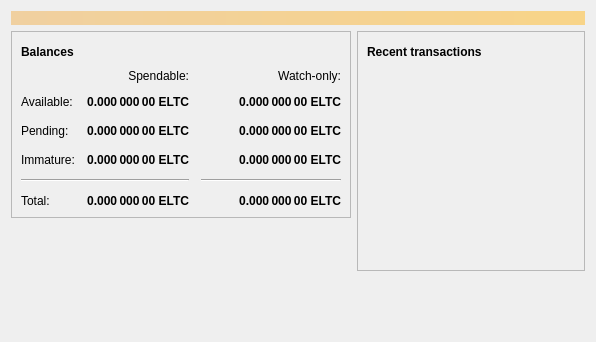
The window that src/qt/forms/overviewpage.ui (LighningCashDev/lightningcash) describes before a commit, drawn with Qt 5.
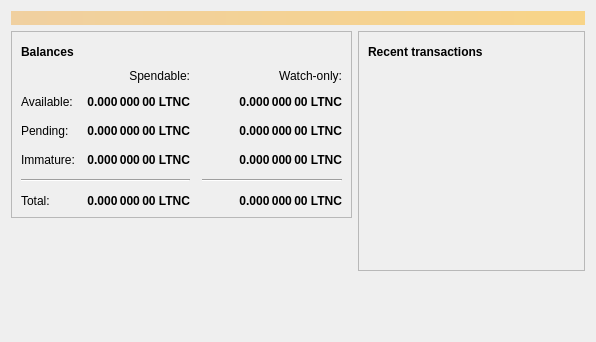
The same window after the commit. Icons and pictures are not drawn.

Commit message: ELTC to LTNC

Patch:
```diff
--- a/src/qt/forms/overviewpage.ui
+++ b/src/qt/forms/overviewpage.ui
@@ -129,7 +129,7 @@
                <string>Unconfirmed transactions to watch-only addresses</string>
               </property>
               <property name="text">
-               <string notr="true">0.000 000 00 ELTC</string>
+               <string notr="true">0.000 000 00 LTNC</string>
               </property>
               <property name="alignment">
                <set>Qt::AlignRight|Qt::AlignTrailing|Qt::AlignVCenter</set>
@@ -154,7 +154,7 @@
                <string>Total of transactions that have yet to be confirmed, and do not yet count toward the spendable balance</string>
               </property>
               <property name="text">
-               <string notr="true">0.000 000 00 ELTC</string>
+               <string notr="true">0.000 000 00 LTNC</string>
               </property>
               <property name="alignment">
                <set>Qt::AlignRight|Qt::AlignTrailing|Qt::AlignVCenter</set>
@@ -179,7 +179,7 @@
                <string>Mined balance in watch-only addresses that has not yet matured</string>
               </property>
               <property name="text">
-               <string notr="true">0.000 000 00 ELTC</string>
+               <string notr="true">0.000 000 00 LTNC</string>
               </property>
               <property name="alignment">
                <set>Qt::AlignRight|Qt::AlignTrailing|Qt::AlignVCenter</set>
@@ -237,7 +237,7 @@
                <string>Mined balance that has not yet matured</string>
               </property>
               <property name="text">
-               <string notr="true">0.000 000 00 ELTC</string>
+               <string notr="true">0.000 000 00 LTNC</string>
               </property>
               <property name="alignment">
                <set>Qt::AlignRight|Qt::AlignTrailing|Qt::AlignVCenter</set>
@@ -282,7 +282,7 @@
                <string>Your current total balance</string>
               </property>
               <property name="text">
-               <string notr="true">0.000 000 00 ELTC</string>
+               <string notr="true">0.000 000 00 LTNC</string>
               </property>
               <property name="alignment">
                <set>Qt::AlignRight|Qt::AlignTrailing|Qt::AlignVCenter</set>
@@ -307,7 +307,7 @@
                <string>Current total balance in watch-only addresses</string>
               </property>
               <property name="text">
-               <string notr="true">0.000 000 00 ELTC</string>
+               <string notr="true">0.000 000 00 LTNC</string>
               </property>
               <property name="alignment">
                <set>Qt::AlignRight|Qt::AlignTrailing|Qt::AlignVCenter</set>
@@ -349,7 +349,7 @@
                <string>Your current spendable balance</string>
               </property>
               <property name="text">
-               <string notr="true">0.000 000 00 ELTC</string>
+               <string notr="true">0.000 000 00 LTNC</string>
               </property>
               <property name="alignment">
                <set>Qt::AlignRight|Qt::AlignTrailing|Qt::AlignVCenter</set>
@@ -374,7 +374,7 @@
                <string>Your current balance in watch-only addresses</string>
               </property>
               <property name="text">
-               <string notr="true">0.000 000 00 ELTC</string>
+               <string notr="true">0.000 000 00 LTNC</string>
               </property>
               <property name="alignment">
                <set>Qt::AlignRight|Qt::AlignTrailing|Qt::AlignVCenter</set>
```
The commit also changes 15 other files.
